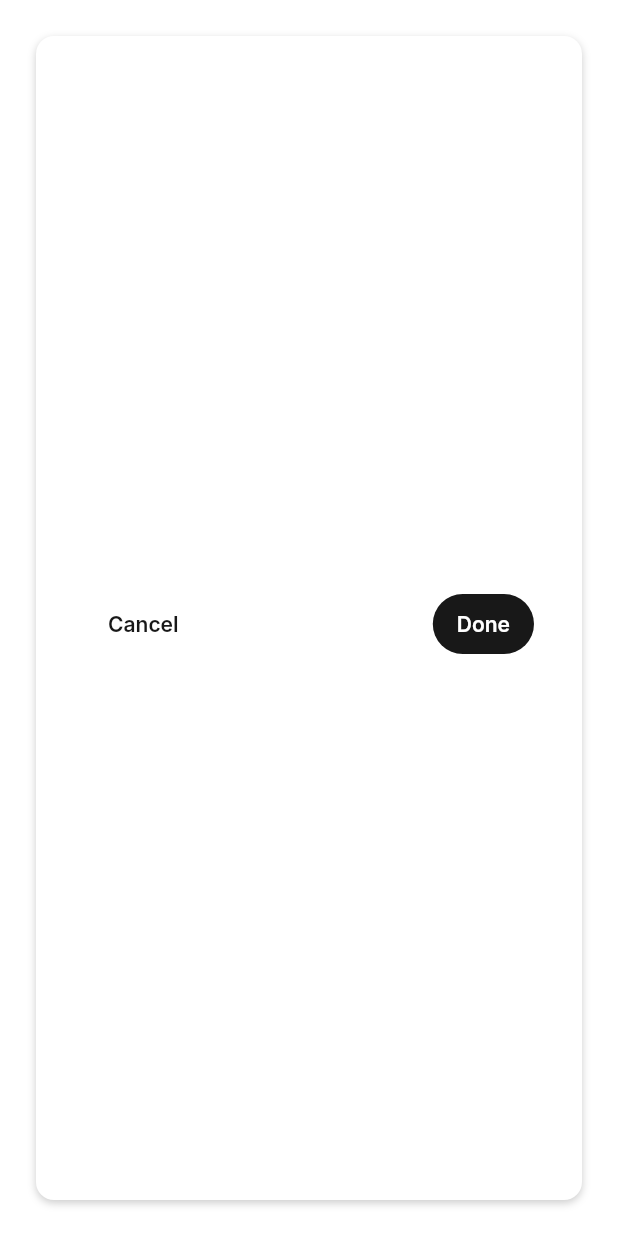
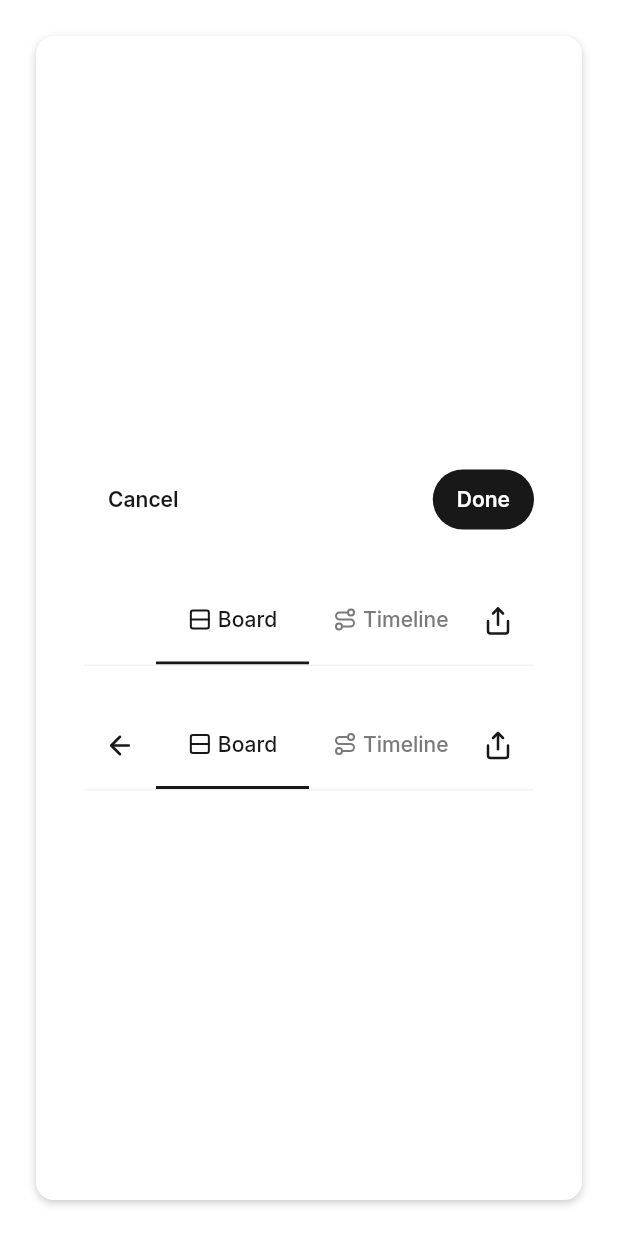
Before and after one commit to luisburgos/flowin_design, a Flutter app: the AppBarComponentShowcase widget shown alone on an empty page, opened directly, on a phone screen of 412 x 824 dp. Run offline on Flutter 3.47's test engine with Material 3 defaults, Android fonts, the phone set to English and light mode, and no system bars; our stand-ins replace bloc, equatable, figma_squircle, flutter_bloc, flutter_svg, go_router and 3 more.

Commit message:
refactor: app bar and tab bar

```diff
--- a/example/lib/modules/components/app_bar.dart
+++ b/example/lib/modules/components/app_bar.dart
@@ -1,3 +1,4 @@
+import 'package:example/modules/components/widgets/fd_default_test_tab_controller.dart';
 import 'package:example/shared/workbench/presentation/widgets/showcase_card.dart';
 import 'package:flowin_design/flowin_design.dart';
 import 'package:flutter/material.dart';
@@ -21,6 +22,36 @@ class AppBarComponentShowcase extends StatelessWidget {
               trailing: FDButton(label: 'Done', onPressed: () {}),
             ),
           ),
+          SizedBox(
+            width: 400,
+            child: FDDefaultTestTabController(
+              builder: (controller, tabs) => FDTabAppBar(
+                trailing: FDIconButton.text(
+                  icon: FDIcon(icon: FDIcons.share),
+                  onPressed: () {},
+                ),
+                controller: controller,
+                tabs: tabs,
+              ),
+            ),
+          ),
+          SizedBox(
+            width: 400,
+            child: FDDefaultTestTabController(
+              builder: (controller, tabs) => FDTabAppBar(
+                leading: FDIconButton.text(
+                  icon: FDIcon(icon: FDIcons.back),
+                  onPressed: () {},
+                ),
+                trailing: FDIconButton.text(
+                  icon: FDIcon(icon: FDIcons.share),
+                  onPressed: () {},
+                ),
+                controller: controller,
+                tabs: tabs,
+              ),
+            ),
+          ),
         ],
       ),
     );
--- a/example/lib/modules/components/tabs.dart
+++ b/example/lib/modules/components/tabs.dart
@@ -1,50 +1,30 @@
+import 'package:example/modules/components/widgets/fd_default_test_tab_controller.dart';
 import 'package:example/shared/workbench/presentation/widgets/showcase_card.dart';
 import 'package:flowin_design/flowin_design.dart';
 import 'package:flutter/material.dart';
 
 /// @no-doc
-class TabsComponentShowcase extends StatefulWidget {
+class TabsComponentShowcase extends StatelessWidget {
   /// @no-doc
   const TabsComponentShowcase({super.key});
 
   @override
-  State<TabsComponentShowcase> createState() => _TabsComponentShowcaseState();
-}
-
-class _TabsComponentShowcaseState extends State<TabsComponentShowcase>
-    with SingleTickerProviderStateMixin {
-  @override
   Widget build(BuildContext context) {
-    final tabs = [
-      const FDTabItem(
-        index: 0,
-        title: 'Title',
-        icon: Icon(Icons.square_outlined),
-      ),
-      FDTabItem(index: 1, title: 'Title', icon: FDIcons.board.toIcon()),
-    ];
-
-    final controller = TabController(length: tabs.length, vsync: this);
-
     return ShowcaseCard(
       child: Column(
         spacing: FlowinDesignSpace.space400,
         mainAxisAlignment: MainAxisAlignment.center,
         children: [
           SizedBox(
-            width: 300,
-            child: FDTabs(controller: controller, tabs: tabs),
+            width: 400,
+            child: FDDefaultTestTabController(
+              builder: (controller, tabs) {
+                return FDTabs(controller: controller, tabs: tabs);
+              },
+            ),
           ),
         ],
       ),
     );
   }
 }
-
-/// @no-doc
-extension on FDIcons {
-  /// @no-doc
-  FDIcon toIcon({FlowinDesignIconSize? size}) {
-    return FDIcon(icon: this, size: size);
-  }
-}
--- /dev/null
+++ b/example/lib/modules/components/widgets/fd_default_test_tab_controller.dart
@@ -0,0 +1,47 @@
+import 'package:flowin_design/flowin_design.dart';
+import 'package:flutter/material.dart';
+
+final fdDefaultTestTabs = [
+  FDTabItem(
+    index: 0,
+    title: 'Board',
+    icon: FDIcons.board.toIcon(size: FlowinDesignIconSize.sm),
+  ),
+  FDTabItem(
+    index: 1,
+    title: 'Timeline',
+    icon: FDIcons.timeline.toIcon(size: FlowinDesignIconSize.sm),
+  ),
+];
+
+/// @no-doc
+class FDDefaultTestTabController extends StatefulWidget {
+  /// @no-doc
+  const FDDefaultTestTabController({
+    required this.builder,
+    this.tabs,
+    super.key,
+  });
+
+  /// @no-doc
+  final List<FDTabItem>? tabs;
+
+  /// @no-doc
+  final Widget Function(TabController controller, List<Widget> tabs) builder;
+
+  @override
+  State<FDDefaultTestTabController> createState() =>
+      _FDDefaultTestTabControllerState();
+}
+
+class _FDDefaultTestTabControllerState extends State<FDDefaultTestTabController>
+    with SingleTickerProviderStateMixin {
+  @override
+  Widget build(BuildContext context) {
+    final controller = TabController(
+      length: widget.tabs?.length ?? fdDefaultTestTabs.length,
+      vsync: this,
+    );
+    return widget.builder(controller, widget.tabs ?? fdDefaultTestTabs);
+  }
+}
--- a/lib/src/components/app_bar/fd_app_bar.dart
+++ b/lib/src/components/app_bar/fd_app_bar.dart
@@ -3,10 +3,10 @@ import 'package:flutter/material.dart';
 
 /// @no-doc
 const double fdDefaultAppBarHeight =
-    fdDefaultAppBarPadding + fdDefaultAppBarActionSize;
+    fdDefaultAppBarPadding + fdDefaultAppBarContentHeight;
 
 /// @no-doc
-const double fdDefaultAppBarActionSize = FlowinDesignSpace.space1200;
+const double fdDefaultAppBarContentHeight = FlowinDesignSpace.space1200;
 
 /// @no-doc
 const double fdDefaultAppBarPadding = FlowinDesignSpace.space200;
@@ -15,9 +15,10 @@ const double fdDefaultAppBarPadding = FlowinDesignSpace.space200;
 class FDAppBar extends StatelessWidget {
   /// @no-doc
   const FDAppBar({
-    required this.leading,
-    required this.trailing,
+    this.leading,
+    this.trailing,
     this.child,
+    this.footer,
     super.key,
   });
 
@@ -30,9 +31,15 @@ class FDAppBar extends StatelessWidget {
   /// @no-doc
   final Widget? child;
 
+  /// @no-doc
+  final Widget? footer;
+
   @override
   Widget build(BuildContext context) {
-    return Padding(
+    return Container(
+      constraints: const BoxConstraints(
+        minHeight: fdDefaultAppBarHeight,
+      ),
       padding: const EdgeInsets.only(
         left: fdDefaultAppBarPadding,
         right: fdDefaultAppBarPadding,
@@ -40,19 +47,48 @@ class FDAppBar extends StatelessWidget {
       ),
       child: Column(
         children: [
-          Row(
+          Container(
+            constraints: const BoxConstraints(
+              minHeight: fdDefaultAppBarContentHeight,
+            ),
+            child: Row(
               children: [
                 ColoredBox(
                   color: Colors.transparent,
-                child: leading ?? const _NoActionPlaceholder(),
+                  child: leading != null
+                      ? Container(
+                          constraints: const BoxConstraints(
+                            minHeight: fdDefaultAppBarContentHeight,
+                            minWidth: fdDefaultAppBarContentHeight,
                           ),
-              child ?? const Spacer(),
+                          height: fdDefaultAppBarContentHeight,
+                          padding: const EdgeInsets.symmetric(
+                            vertical: FlowinDesignSpace.space100,
+                          ),
+                          child: leading,
+                        )
+                      : const _NoActionPlaceholder(),
+                ),
+                if (child != null) Expanded(child: child!) else const Spacer(),
                 ColoredBox(
                   color: Colors.transparent,
-                child: trailing ?? const _NoActionPlaceholder(),
+                  child: trailing != null
+                      ? Container(
+                          constraints: const BoxConstraints(
+                            minHeight: fdDefaultAppBarContentHeight,
+                            minWidth: fdDefaultAppBarContentHeight,
+                          ),
+                          padding: const EdgeInsets.symmetric(
+                            vertical: FlowinDesignSpace.space100,
+                          ),
+                          child: trailing,
+                        )
+                      : const _NoActionPlaceholder(),
                 ),
               ],
             ),
+          ),
+          if (footer != null) footer!,
         ],
       ),
     );
@@ -65,7 +101,7 @@ class _NoActionPlaceholder extends StatelessWidget {
   @override
   Widget build(BuildContext context) {
     return const SizedBox.square(
-      dimension: fdDefaultAppBarActionSize,
+      dimension: fdDefaultAppBarContentHeight,
     );
   }
 }
--- a/lib/src/components/app_bar/fd_tab_app_bar.dart
+++ b/lib/src/components/app_bar/fd_tab_app_bar.dart
@@ -1,4 +1,4 @@
-import 'package:flowin_design/src/components/components.dart';
+import 'package:flowin_design/flowin_design.dart';
 import 'package:flutter/material.dart';
 
 /// @no-doc
@@ -7,8 +7,9 @@ class FDTabAppBar extends StatelessWidget {
   const FDTabAppBar({
     required this.controller,
     required this.tabs,
-    required this.leading,
-    required this.trailing,
+    this.leading,
+    this.trailing,
+    this.dividerColor,
     super.key,
   });
 
@@ -19,45 +20,31 @@ class FDTabAppBar extends StatelessWidget {
   final List<Widget> tabs;
 
   /// @no-doc
-  final Widget leading;
+  final Widget? leading;
 
   /// @no-doc
-  final Widget trailing;
+  final Widget? trailing;
+
+  /// @no-doc
+  final Color? dividerColor;
 
   @override
   Widget build(BuildContext context) {
-    return Column(
-      children: [
-        Row(
-          children: [
-            const SizedBox(width: 8),
-            ColoredBox(
-              color: Colors.transparent,
-              child: leading,
-            ),
-            const SizedBox(width: 8),
-            Expanded(
-              child: ColoredBox(
-                color: Colors.transparent,
-                child: FDTabs(
-                  controller: controller,
-                  tabs: tabs,
-                ),
-              ),
-            ),
-            const SizedBox(width: 8),
-            ColoredBox(
-              color: Colors.transparent,
-              child: trailing,
-            ),
-            const SizedBox(width: 8),
-          ],
-        ),
-        const Divider(
-          height: 0,
-          thickness: 0.3,
-        ),
-      ],
+    final effectiveDividerColor =
+        dividerColor ?? Theme.of(context).colorScheme.outlineVariant;
+
+    return FDAppBar(
+      leading: leading,
+      trailing: trailing,
+      footer: Divider(
+        height: 1,
+        thickness: 1,
+        color: effectiveDividerColor,
+      ),
+      child: FDTabs(
+        controller: controller,
+        tabs: tabs,
+      ),
     );
   }
 }
--- a/lib/src/components/buttons/fd_icon_button.dart
+++ b/lib/src/components/buttons/fd_icon_button.dart
@@ -11,6 +11,33 @@ class FDIconButton extends StatelessWidget {
     required this.onPressed,
     required this.icon,
     this.variant = FDButtonVariant.filled,
+    this.size = FDButtonSize.defaultSize,
+    super.key,
+  });
+
+  /// @no-doc
+  const FDIconButton.tonal({
+    required this.onPressed,
+    required this.icon,
+    this.variant = FDButtonVariant.tonal,
+    this.size = FDButtonSize.defaultSize,
+    super.key,
+  });
+
+  /// @no-doc
+  const FDIconButton.text({
+    required this.onPressed,
+    required this.icon,
+    this.variant = FDButtonVariant.text,
+    this.size = FDButtonSize.defaultSize,
+    super.key,
+  });
+
+  /// @no-doc
+  const FDIconButton.destructive({
+    required this.onPressed,
+    required this.icon,
+    this.variant = FDButtonVariant.destructive,
     this.size = FDButtonSize.defaultSize,
     super.key,
   });
--- a/lib/src/foundations/icons.dart
+++ b/lib/src/foundations/icons.dart
@@ -87,6 +87,11 @@ enum FDIcons {
   spark;
 
   /// @no-doc
+  FDIcon toIcon({FlowinDesignIconSize? size}) {
+    return FDIcon(icon: this, size: size);
+  }
+
+  /// @no-doc
   IconData get iconData => switch (this) {
     FDIcons.board => LucideIcons.rows2,
     FDIcons.timeline => LucideIcons.route,
```
Lines whose indentation alone changed are shown as unchanged.
